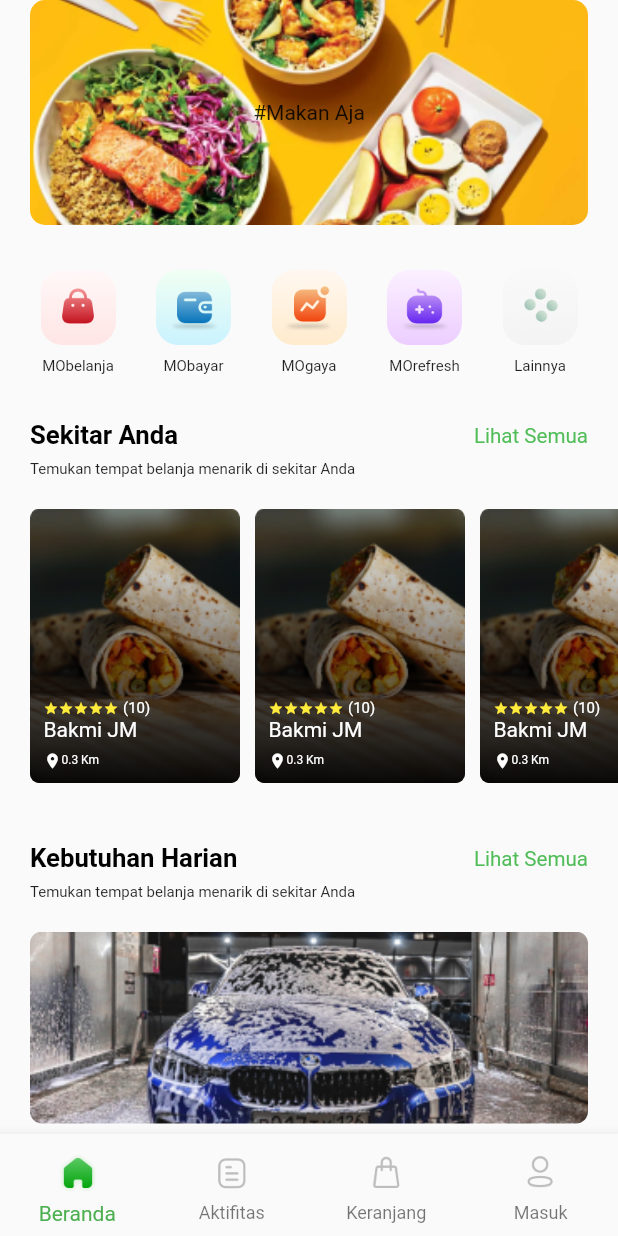
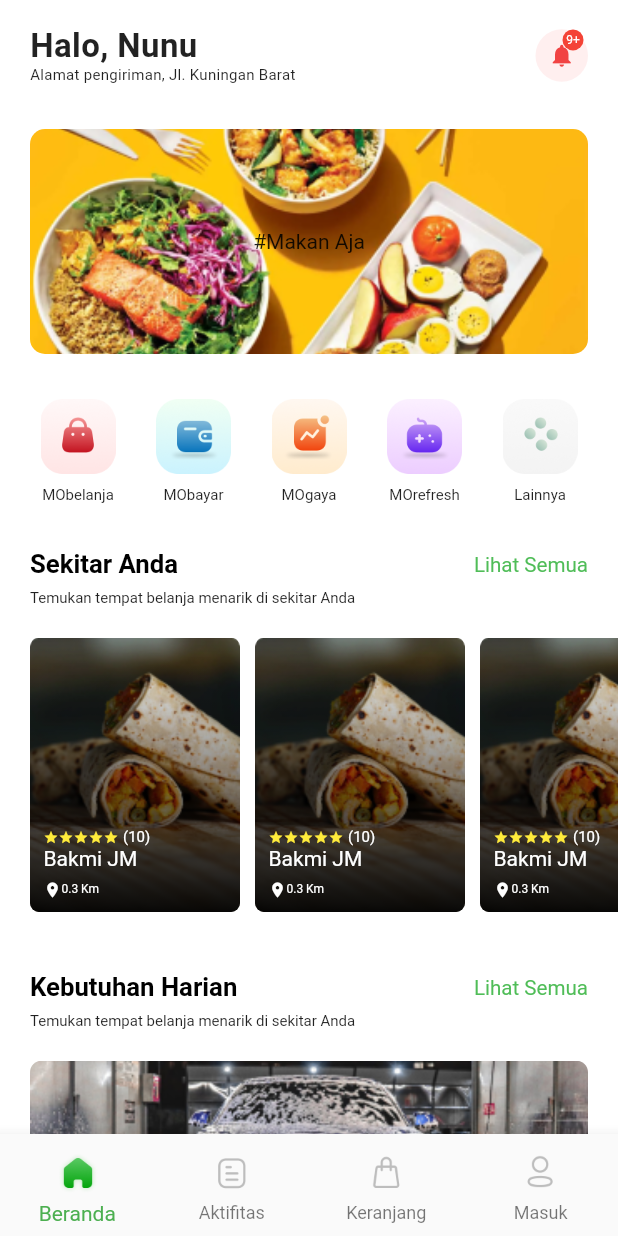
Before and after one commit to hariirawan/revamp-moaja-using-flutter, a Flutter app: the screen it shows after launch, on a phone screen of 412 x 824 dp. Run offline on Flutter 3.47's test engine with Material 2 defaults, Android fonts, the phone set to English and light mode, and no system bars; our stand-ins replace google_fonts, material_design_icons_flutter.

Commit message:
update master

```diff
--- a/lib/shared/_shared.dart
+++ b/lib/shared/_shared.dart
@@ -1,3 +1,4 @@
 import 'package:flutter/material.dart';
+import 'package:google_fonts/google_fonts.dart';
 
 part 'themes.dart';
--- a/lib/shared/themes.dart
+++ b/lib/shared/themes.dart
@@ -4,4 +4,14 @@ class Themes {
   Themes._();
   static const double marginDefault = 20;
   static const Color green = Color(0xFF50BD58);
+
+  static TextStyle fontBold = GoogleFonts.montserrat().copyWith(
+    color: Color(0xFF4C4C4C),
+    fontWeight: FontWeight.w600,
+    fontSize: 14,
+  );
+  static TextStyle fontNormal = GoogleFonts.openSans().copyWith(
+    color: Color(0xFF4D4D4D),
+    fontSize: 10,
+  );
 }
--- a/lib/ui/pages/home/home_page.dart
+++ b/lib/ui/pages/home/home_page.dart
@@ -1,24 +1,105 @@
 part of '_home.dart';
 
-class HomePage extends StatelessWidget {
+class HomePage extends StatefulWidget {
+  @override
+  _HomePageState createState() => _HomePageState();
+}
+
+class _HomePageState extends State<HomePage> {
   final List<String> dataDummy = ["1", "2", "3", "4", "5"];
   @override
   Widget build(BuildContext context) {
-    return Container(
-      child: Scaffold(
-          body: Column(
-        mainAxisAlignment: MainAxisAlignment.start,
+    double width = MediaQuery.of(context).size.width;
+    PageController _controller = PageController(
+      initialPage: 0,
+    );
+
+    @override
+    void dispose() {
+      _controller.dispose();
+      super.dispose();
+    }
+
+    return Scaffold(
+        backgroundColor: Colors.white,
+        appBar: AppBar(
+          elevation: 0,
+          backgroundColor: Colors.white,
+          bottom: PreferredSize(
+            preferredSize: Size.fromHeight(10),
+            child: Padding(
+              padding: EdgeInsets.only(
+                  left: Themes.marginDefault,
+                  right: Themes.marginDefault,
+                  bottom: 10),
+              child: Row(
+                mainAxisAlignment: MainAxisAlignment.spaceBetween,
                 children: [
-          SizedBox(
-            height: MediaQuery.of(context).padding.top,
+                  Expanded(
+                    child: Column(
+                      mainAxisAlignment: MainAxisAlignment.end,
+                      crossAxisAlignment: CrossAxisAlignment.start,
+                      children: <Widget>[
+                        Text(
+                          'Halo, Nunu',
+                          textAlign: TextAlign.left,
+                          style: TextStyle(
+                            fontWeight: FontWeight.bold,
+                            fontSize: 22,
+                            letterSpacing: 0.27,
                           ),
-          // AppBarUI(),
-          Expanded(
-              child: SingleChildScrollView(
+                        ),
+                        Text(
+                          'Alamat pengiriman, Jl. Kuningan Barat',
+                          textAlign: TextAlign.left,
+                          style: TextStyle(
+                            fontWeight: FontWeight.w400,
+                            fontSize: 10,
+                            letterSpacing: 0.2,
+                          ),
+                        ),
+                      ],
+                    ),
+                  ),
+                  Stack(
+                    children: [
+                      Container(
+                        width: 35,
+                        height: 35,
+                        decoration: BoxDecoration(
+                            color: Color(0xFFFFEFEF),
+                            borderRadius: BorderRadius.circular(35)),
+                        child: Icon(
+                          Icons.notifications,
+                          color: Color(0xFFF14343),
+                          size: 18,
+                        ),
+                      ),
+                      Positioned(
+                          top: 0.1,
+                          right: 3.0,
                           child: Container(
-              height: MediaQuery.of(context).size.height,
-              child: ListView(
+                            height: 14,
+                            width: 14,
+                            decoration: BoxDecoration(
+                                borderRadius: BorderRadius.circular(50),
+                                color: Colors.red),
+                            child: Center(
+                              child: Text("9+",
+                                  style: TextStyle(
+                                      fontSize: 8, color: Colors.white)),
+                            ),
+                          ))
+                    ],
+                  )
+                ],
+              ),
+            ),
+          ),
+        ),
+        body: ListView(
           children: <Widget>[
+            SizedBox(height: 20),
             advertisementList(context),
             SizedBox(height: 30),
             Container(
@@ -45,8 +126,7 @@ class HomePage extends StatelessWidget {
             ),
             SizedBox(height: 30),
             Container(
-                    margin:
-                        EdgeInsets.symmetric(horizontal: Themes.marginDefault),
+              margin: EdgeInsets.symmetric(horizontal: Themes.marginDefault),
               child: Column(
                 crossAxisAlignment: CrossAxisAlignment.start,
                 children: [
@@ -66,8 +146,7 @@ class HomePage extends StatelessWidget {
               height: 40,
             ),
             Container(
-                    margin:
-                        EdgeInsets.symmetric(horizontal: Themes.marginDefault),
+              margin: EdgeInsets.symmetric(horizontal: Themes.marginDefault),
               child: Column(
                 crossAxisAlignment: CrossAxisAlignment.start,
                 children: [
@@ -89,8 +168,7 @@ class HomePage extends StatelessWidget {
               height: Themes.marginDefault,
             ),
             Container(
-                    margin:
-                        EdgeInsets.symmetric(horizontal: Themes.marginDefault),
+              margin: EdgeInsets.symmetric(horizontal: Themes.marginDefault),
               child: Column(
                 crossAxisAlignment: CrossAxisAlignment.start,
                 children: [
@@ -99,8 +177,7 @@ class HomePage extends StatelessWidget {
                     subtitle: "Lihat Semua",
                   ),
                   SizedBox(height: 7),
-                        Text(
-                            "Berita terbaru membuat kamu akan jadi lebih update",
+                  Text("Berita terbaru membuat kamu akan jadi lebih update",
                       style: TextStyle(fontSize: 10)),
                 ],
               ),
@@ -113,8 +190,7 @@ class HomePage extends StatelessWidget {
               height: Themes.marginDefault,
             ),
             Container(
-                    margin:
-                        EdgeInsets.symmetric(horizontal: Themes.marginDefault),
+              margin: EdgeInsets.symmetric(horizontal: Themes.marginDefault),
               child: Column(
                 crossAxisAlignment: CrossAxisAlignment.start,
                 children: [
@@ -123,8 +199,7 @@ class HomePage extends StatelessWidget {
                     subtitle: "Lihat Semua",
                   ),
                   SizedBox(height: 7),
-                        Text(
-                            "Yuk cobain menu dan layanan dari merchant terbaru kita",
+                  Text("Yuk cobain menu dan layanan dari merchant terbaru kita",
                       style: TextStyle(fontSize: 10)),
                 ],
               ),
@@ -137,15 +212,10 @@ class HomePage extends StatelessWidget {
                     .map((e) => listMerchent(context, e, dataDummy))
                     .toList()),
             SizedBox(
-                    height: 200,
+              height: 64,
             ),
           ],
-              ),
-            ),
-          ))
-        ],
-      )),
-    );
+        ));
   }
 
   Widget listMerchent(BuildContext context, String e, List dataDummy) {
@@ -235,7 +305,11 @@ class HomePage extends StatelessWidget {
                     child: Column(
                       crossAxisAlignment: CrossAxisAlignment.start,
                       children: [
-                        Text("Ini 53 Tokoh Penerima Bintang Tan..."),
+                        Text(
+                          "Ini 53 Tokoh Penerima Bintang Tan...",
+                          style: Themes.fontBold
+                              .copyWith(fontSize: 12, letterSpacing: 0.2),
+                        ),
                         Container(
                             width: MediaQuery.of(context).size.width - 20 - 20,
                             margin: EdgeInsets.only(top: 6),
@@ -243,6 +317,7 @@ class HomePage extends StatelessWidget {
                               "Presiden Joko Widodo atau Jokowi enganugerahkan tanda jasa dan tanda kehormatan kepada 53 tokoh...",
                               maxLines: 2,
                               overflow: TextOverflow.clip,
+                              style: Themes.fontNormal,
                             ))
                       ],
                     ),
@@ -278,8 +353,7 @@ class HomePage extends StatelessWidget {
                       children: [
                         Text(
                           "Cuci Salju",
-                          style: TextStyle(
-                              fontSize: 14, fontWeight: FontWeight.bold),
+                          style: Themes.fontBold,
                         ),
                         Spacer(),
                         RatingStars(
@@ -291,16 +365,20 @@ class HomePage extends StatelessWidget {
                       ],
                     ),
                     SizedBox(
-                      height: Themes.marginDefault,
+                      height: 8,
                     ),
                     Text(
-                        "Cuci mobil kamu gak perlu pusing, pasti hemat dan dijamin bersih! Yuk cobain!"),
-                    Row(
+                      "Cuci mobil kamu gak perlu pusing, pasti hemat dan dijamin bersih! Yuk cobain!",
+                      style: Themes.fontNormal,
+                    ),
+                    Container(
+                      margin: EdgeInsets.only(top: 10),
+                      child: Row(
                         mainAxisAlignment: MainAxisAlignment.center,
                         children: [
                           Text(
                             "Rp.5000",
-                          style: TextStyle(fontWeight: FontWeight.bold),
+                            style: Themes.fontBold,
                           ),
                           Spacer(),
                           Container(
@@ -317,6 +395,7 @@ class HomePage extends StatelessWidget {
                             ),
                           )
                         ],
+                      ),
                     ),
                     Container(
                         margin: EdgeInsets.symmetric(vertical: 21),
--- a/pubspec.yaml
+++ b/pubspec.yaml
@@ -31,6 +31,8 @@ dependencies:
   equatable: ^1.2.0
   provider: ^4.1.3
   flutter_bloc: ^4.0.0
+  google_fonts: ^1.1.0
+  carousel_slider: ^2.2.1
 
 dev_dependencies:
   flutter_test:
```
Also changed, not shown: pubspec.lock, 3 other files. Lines whose indentation alone changed are shown as unchanged.
